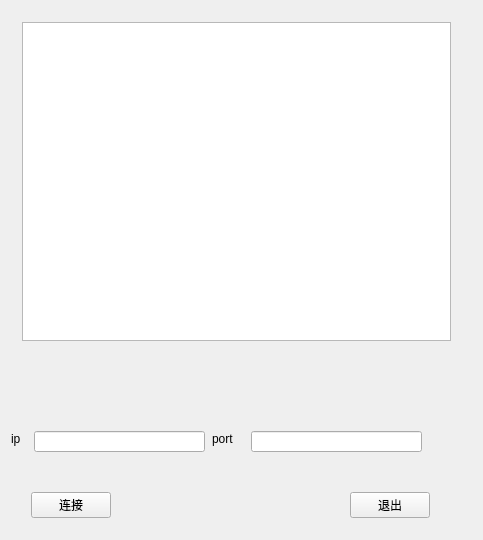
First picture: the form in terminal_01/mainwidget.ui, repository chunhui204/bigdata512, before the edit.
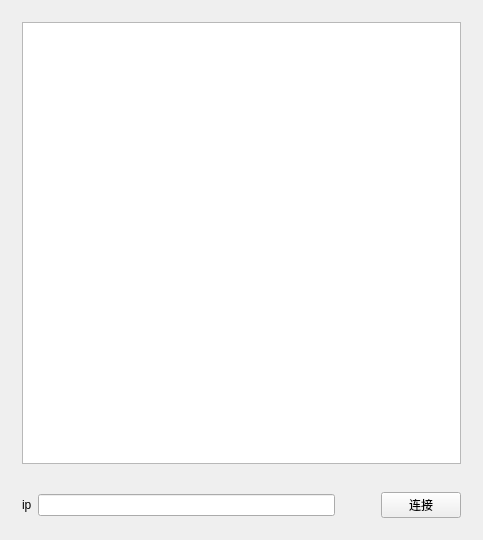
Second picture: the form after the edit.

What changed in the file:
```diff
--- a/terminal_01/mainwidget.ui
+++ b/terminal_01/mainwidget.ui
@@ -13,120 +13,60 @@
   <property name="windowTitle">
    <string>MainWidget</string>
   </property>
+  <layout class="QVBoxLayout" name="verticalLayout">
+   <item>
+    <widget class="QWidget" name="widget_3" native="true">
+     <layout class="QHBoxLayout" name="horizontalLayout_2">
+      <item>
+       <widget class="QTextEdit" name="textEdit">
+        <property name="readOnly">
+         <bool>true</bool>
+        </property>
+       </widget>
+      </item>
+     </layout>
+    </widget>
+   </item>
+   <item>
   <widget class="QWidget" name="widget" native="true">
-   <property name="geometry">
-    <rect>
-     <x>0</x>
-     <y>420</y>
-     <width>461</width>
-     <height>41</height>
-    </rect>
-   </property>
-   <widget class="QLineEdit" name="lineEdit_ip">
-    <property name="geometry">
-     <rect>
-      <x>34</x>
-      <y>11</y>
-      <width>171</width>
-      <height>21</height>
-     </rect>
-    </property>
-   </widget>
+     <layout class="QGridLayout" name="gridLayout">
+      <item row="0" column="0">
    <widget class="QLabel" name="label">
-    <property name="geometry">
-     <rect>
-      <x>11</x>
-      <y>11</y>
-      <width>16</width>
-      <height>16</height>
-     </rect>
-    </property>
     <property name="text">
      <string>ip</string>
     </property>
    </widget>
-   <widget class="QLabel" name="label_2">
-    <property name="geometry">
-     <rect>
-      <x>212</x>
-      <y>11</y>
-      <width>32</width>
-      <height>16</height>
-     </rect>
-    </property>
-    <property name="text">
-     <string>port</string>
-    </property>
-   </widget>
-   <widget class="QLineEdit" name="lineEdit_port">
-    <property name="geometry">
-     <rect>
-      <x>251</x>
-      <y>11</y>
-      <width>171</width>
-      <height>21</height>
-     </rect>
-    </property>
-   </widget>
-  </widget>
-  <widget class="QWidget" name="widget_2" native="true">
-   <property name="geometry">
-    <rect>
-     <x>20</x>
-     <y>480</y>
-     <width>421</width>
-     <height>50</height>
-    </rect>
-   </property>
-   <layout class="QHBoxLayout" name="horizontalLayout">
-    <item>
-     <widget class="QPushButton" name="button_connect">
-      <property name="text">
-       <string>连接</string>
-      </property>
-     </widget>
-    </item>
-    <item>
+      </item>
+      <item row="0" column="1">
+       <widget class="QLineEdit" name="lineEdit_ip"/>
+      </item>
+      <item row="0" column="2">
      <spacer name="horizontalSpacer">
       <property name="orientation">
        <enum>Qt::Horizontal</enum>
       </property>
+        <property name="sizeType">
+         <enum>QSizePolicy::Fixed</enum>
+        </property>
       <property name="sizeHint" stdset="0">
        <size>
-        <width>196</width>
+          <width>40</width>
         <height>20</height>
        </size>
       </property>
      </spacer>
     </item>
-    <item>
-     <widget class="QPushButton" name="button_quit">
+      <item row="0" column="3">
+       <widget class="QPushButton" name="button_connect">
       <property name="text">
-       <string>退出</string>
+         <string>连接</string>
       </property>
      </widget>
     </item>
    </layout>
   </widget>
-  <widget class="QWidget" name="widget_3" native="true">
-   <property name="geometry">
-    <rect>
-     <x>11</x>
-     <y>11</y>
-     <width>451</width>
-     <height>341</height>
-    </rect>
-   </property>
-   <layout class="QHBoxLayout" name="horizontalLayout_2">
-    <item>
-     <widget class="QTextEdit" name="textEdit">
-      <property name="readOnly">
-       <bool>true</bool>
-      </property>
-     </widget>
-    </item>
-   </layout>
-  </widget>
+   </item>
+  </layout>
  </widget>
  <layoutdefault spacing="6" margin="11"/>
  <resources/>
```
Lines whose indentation alone changed are shown as unchanged.
